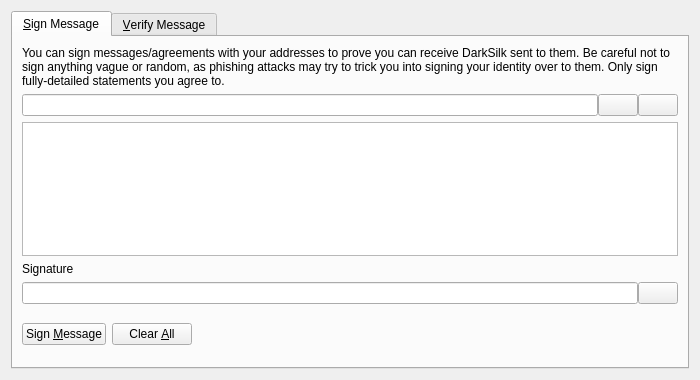
First picture: the form in src/qt/forms/signverifymessagedialog.ui, repository makmur8/Dynamic, before the edit.
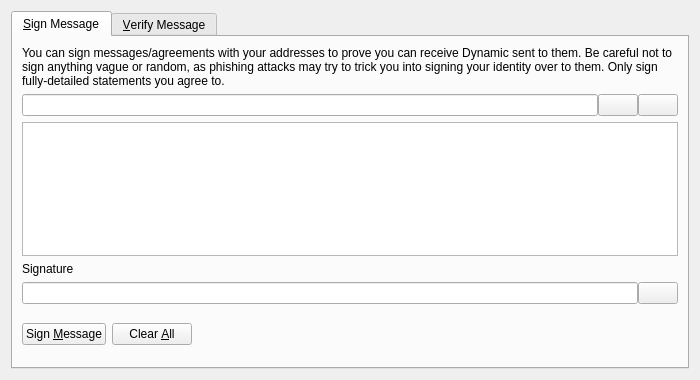
Second picture: the form after the edit. Custom widgets are drawn as their Qt base class.

Commit message: DarkSilk->Dynamic

Patch:
```diff
--- a/src/qt/forms/signverifymessagedialog.ui
+++ b/src/qt/forms/signverifymessagedialog.ui
@@ -30,7 +30,7 @@
        <item>
         <widget class="QLabel" name="infoLabel_SM">
          <property name="text">
-          <string>You can sign messages/agreements with your addresses to prove you can receive DarkSilk sent to them. Be careful not to sign anything vague or random, as phishing attacks may try to trick you into signing your identity over to them. Only sign fully-detailed statements you agree to.</string>
+          <string>You can sign messages/agreements with your addresses to prove you can receive Dynamic sent to them. Be careful not to sign anything vague or random, as phishing attacks may try to trick you into signing your identity over to them. Only sign fully-detailed statements you agree to.</string>
          </property>
          <property name="textFormat">
           <enum>Qt::PlainText</enum>
```
Left out of the diff: 10 changed lines with no effect on the pictures. The commit also changes 864 other files.
